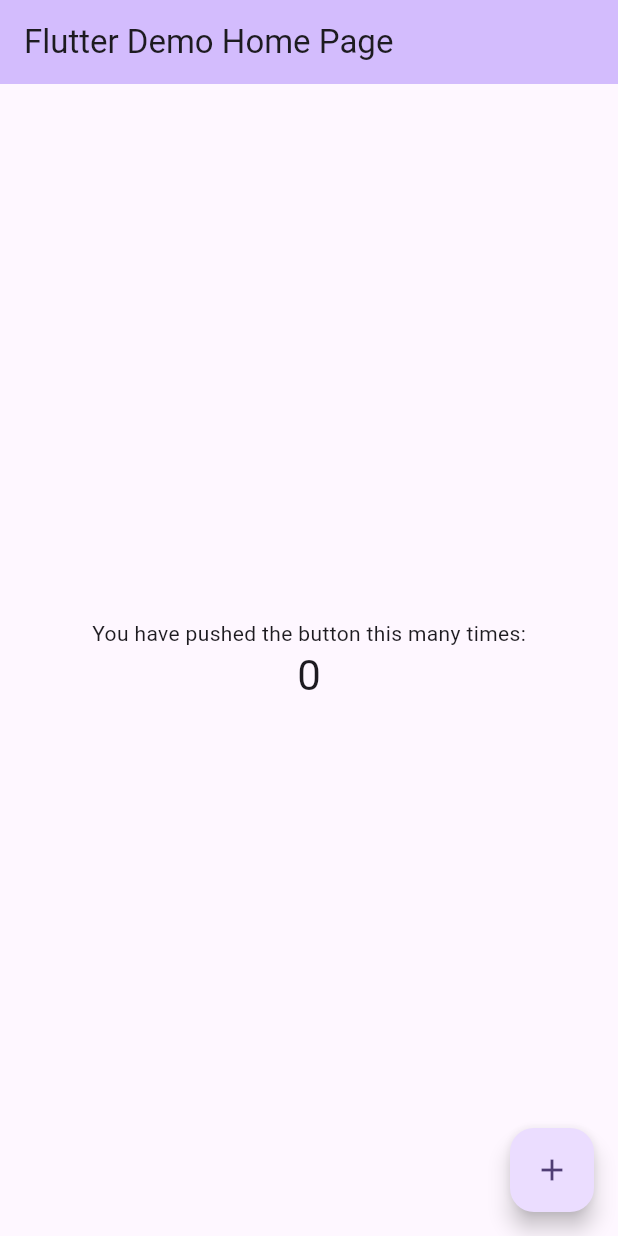
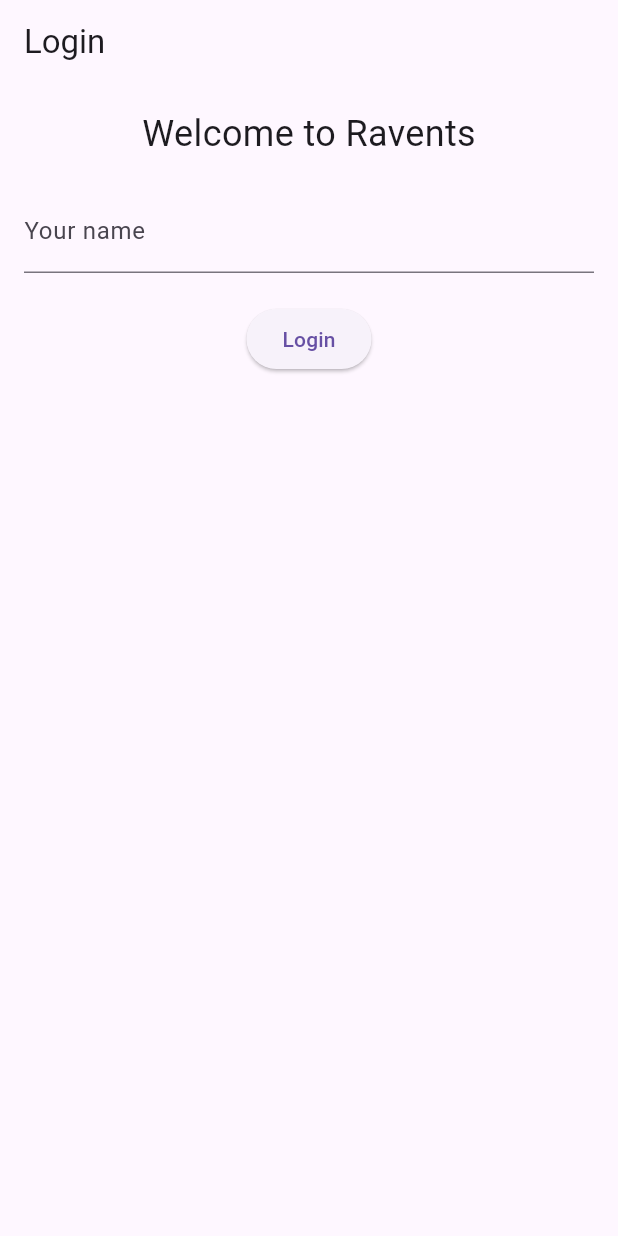
Before and after one commit to carlosfc02/PIGS, a Flutter app: the screen it shows after launch, on a phone screen of 412 x 824 dp. Run offline on Flutter 3.47's test engine with Material 3 defaults, Android fonts, the phone set to English and light mode, and no system bars.

Commit message:
Basic Structure with: - login page - event page - basic forum

```diff
--- a/lib/main.dart
+++ b/lib/main.dart
@@ -1,122 +1,22 @@
 import 'package:flutter/material.dart';
+import 'package:ravents/screens/login_screen.dart';
 
 void main() {
   runApp(const MyApp());
 }
 
 class MyApp extends StatelessWidget {
-  const MyApp({super.key});
+  const MyApp({Key? key}) : super(key: key);
 
-  // This widget is the root of your application.
   @override
   Widget build(BuildContext context) {
     return MaterialApp(
-      title: 'Flutter Demo',
+      title: 'Ravents',
+      debugShowCheckedModeBanner: false,
       theme: ThemeData(
-        // This is the theme of your application.
-        //
-        // TRY THIS: Try running your application with "flutter run". You'll see
-        // the application has a purple toolbar. Then, without quitting the app,
-        // try changing the seedColor in the colorScheme below to Colors.green
-        // and then invoke "hot reload" (save your changes or press the "hot
-        // reload" button in a Flutter-supported IDE, or press "r" if you used
-        // the command line to start the app).
-        //
-        // Notice that the counter didn't reset back to zero; the application
-        // state is not lost during the reload. To reset the state, use hot
-        // restart instead.
-        //
-        // This works for code too, not just values: Most code changes can be
-        // tested with just a hot reload.
-        colorScheme: ColorScheme.fromSeed(seedColor: Colors.deepPurple),
+        primarySwatch: Colors.red,
       ),
-      home: const MyHomePage(title: 'Flutter Demo Home Page'),
+      home: const LoginScreen(),
     );
   }
 }
-
-class MyHomePage extends StatefulWidget {
-  const MyHomePage({super.key, required this.title});
-
-  // This widget is the home page of your application. It is stateful, meaning
-  // that it has a State object (defined below) that contains fields that affect
-  // how it looks.
-
-  // This class is the configuration for the state. It holds the values (in this
-  // case the title) provided by the parent (in this case the App widget) and
-  // used by the build method of the State. Fields in a Widget subclass are
-  // always marked "final".
-
-  final String title;
-
-  @override
-  State<MyHomePage> createState() => _MyHomePageState();
-}
-
-class _MyHomePageState extends State<MyHomePage> {
-  int _counter = 0;
-
-  void _incrementCounter() {
-    setState(() {
-      // This call to setState tells the Flutter framework that something has
-      // changed in this State, which causes it to rerun the build method below
-      // so that the display can reflect the updated values. If we changed
-      // _counter without calling setState(), then the build method would not be
-      // called again, and so nothing would appear to happen.
-      _counter++;
-    });
-  }
-
-  @override
-  Widget build(BuildContext context) {
-    // This method is rerun every time setState is called, for instance as done
-    // by the _incrementCounter method above.
-    //
-    // The Flutter framework has been optimized to make rerunning build methods
-    // fast, so that you can just rebuild anything that needs updating rather
-    // than having to individually change instances of widgets.
-    return Scaffold(
-      appBar: AppBar(
-        // TRY THIS: Try changing the color here to a specific color (to
-        // Colors.amber, perhaps?) and trigger a hot reload to see the AppBar
-        // change color while the other colors stay the same.
-        backgroundColor: Theme.of(context).colorScheme.inversePrimary,
-        // Here we take the value from the MyHomePage object that was created by
-        // the App.build method, and use it to set our appbar title.
-        title: Text(widget.title),
-      ),
-      body: Center(
-        // Center is a layout widget. It takes a single child and positions it
-        // in the middle of the parent.
-        child: Column(
-          // Column is also a layout widget. It takes a list of children and
-          // arranges them vertically. By default, it sizes itself to fit its
-          // children horizontally, and tries to be as tall as its parent.
-          //
-          // Column has various properties to control how it sizes itself and
-          // how it positions its children. Here we use mainAxisAlignment to
-          // center the children vertically; the main axis here is the vertical
-          // axis because Columns are vertical (the cross axis would be
-          // horizontal).
-          //
-          // TRY THIS: Invoke "debug painting" (choose the "Toggle Debug Paint"
-          // action in the IDE, or press "p" in the console), to see the
-          // wireframe for each widget.
-          mainAxisAlignment: MainAxisAlignment.center,
-          children: <Widget>[
-            const Text('You have pushed the button this many times:'),
-            Text(
-              '$_counter',
-              style: Theme.of(context).textTheme.headlineMedium,
-            ),
-          ],
-        ),
-      ),
-      floatingActionButton: FloatingActionButton(
-        onPressed: _incrementCounter,
-        tooltip: 'Increment',
-        child: const Icon(Icons.add),
-      ), // This trailing comma makes auto-formatting nicer for build methods.
-    );
-  }
-}
--- /dev/null
+++ b/lib/screens/login_screen.dart
@@ -0,0 +1,51 @@
+import 'package:flutter/material.dart';
+import 'main_page.dart';
+
+class LoginScreen extends StatefulWidget {
+  const LoginScreen({super.key});
+
+  @override
+  State<LoginScreen> createState() => _LoginScreenState();
+}
+
+class _LoginScreenState extends State<LoginScreen> {
+  final _usernameController = TextEditingController();
+
+  void _login() {
+    if (_usernameController.text.isNotEmpty) {
+      Navigator.pushReplacement(
+        context,
+        MaterialPageRoute(builder: (context) => const MainPage()),
+      );
+    } else {
+      ScaffoldMessenger.of(context).showSnackBar(
+        const SnackBar(content: Text('Please enter your name')),
+      );
+    }
+  }
+
+  @override
+  Widget build(BuildContext context) {
+    return Scaffold(
+      appBar: AppBar(title: const Text('Login')),
+      body: Padding(
+        padding: const EdgeInsets.all(16.0),
+        child: Column(
+          children: [
+            const Text('Welcome to Ravents', style: TextStyle(fontSize: 24)),
+            const SizedBox(height: 20),
+            TextField(
+              controller: _usernameController,
+              decoration: const InputDecoration(labelText: 'Your name'),
+            ),
+            const SizedBox(height: 20),
+            ElevatedButton(
+              onPressed: _login,
+              child: const Text('Login'),
+            ),
+          ],
+        ),
+      ),
+    );
+  }
+}
--- a/pubspec.yaml
+++ b/pubspec.yaml
@@ -34,6 +34,7 @@ dependencies:
   # The following adds the Cupertino Icons font to your application.
   # Use with the CupertinoIcons class for iOS style icons.
   cupertino_icons: ^1.0.8
+  url_launcher: ^6.1.5
 
 dev_dependencies:
   flutter_test:
```
Also changed, not shown: lib/models/event.dart (added, +13 -0 lines), lib/models/post.dart (added, +9 -0 lines), lib/screens/event_detail_screen.dart (added, +43 -0 lines), lib/screens/event_list_screen.dart (added, +66 -0 lines), lib/screens/main_page.dart (added, +43 -0 lines), lib/screens/social_screen.dart (added, +67 -0 lines), pubspec.lock.
